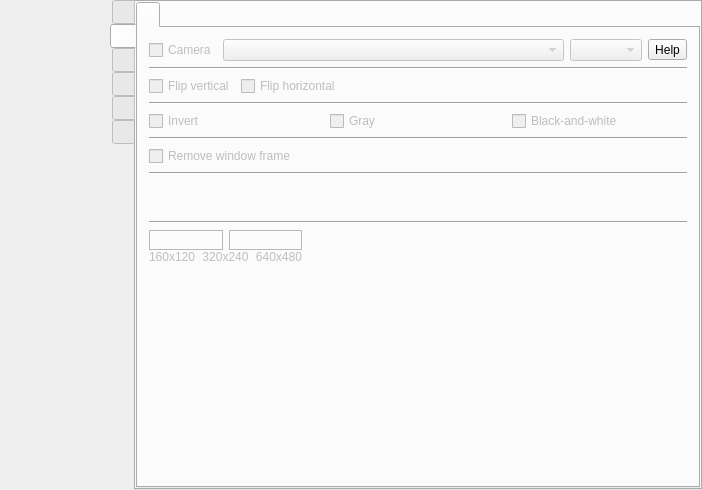
Above: src/formMainWindow.ui from vkohaupt/vokoscreenNG before the change. Below: the same form after it.
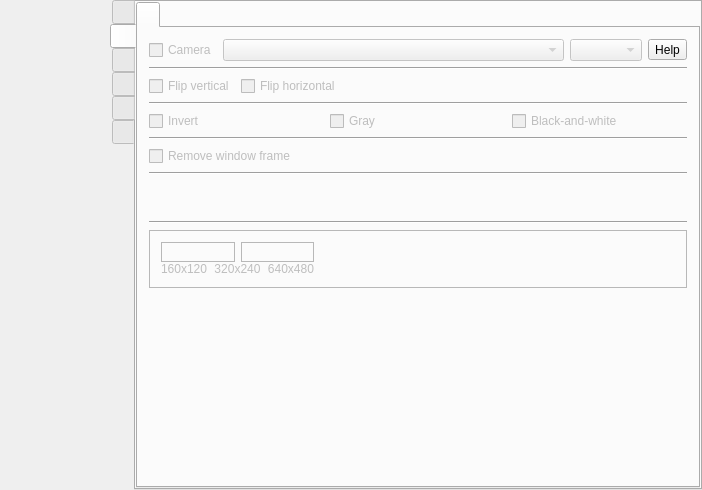
That is the form after the change. Icons and pictures are not drawn.

Commit message: Camera: busy

Patch:
```diff
--- a/src/formMainWindow.ui
+++ b/src/formMainWindow.ui
@@ -3026,6 +3026,15 @@
              </widget>
             </item>
             <item>
+             <widget class="QFrame" name="frame_size_window">
+              <property name="frameShape">
+               <enum>QFrame::StyledPanel</enum>
+              </property>
+              <property name="frameShadow">
+               <enum>QFrame::Raised</enum>
+              </property>
+              <layout class="QHBoxLayout" name="horizontalLayout_59">
+               <item>
              <layout class="QGridLayout" name="gridLayout_10" rowstretch="0,0" columnstretch="0,0">
               <property name="verticalSpacing">
                <number>0</number>
@@ -3108,6 +3117,9 @@
                </spacer>
               </item>
              </layout>
+               </item>
+              </layout>
+             </widget>
             </item>
             <item>
              <spacer name="verticalSpacer">
```
Lines whose indentation alone changed are shown as unchanged. The commit also changes 1 other file.
